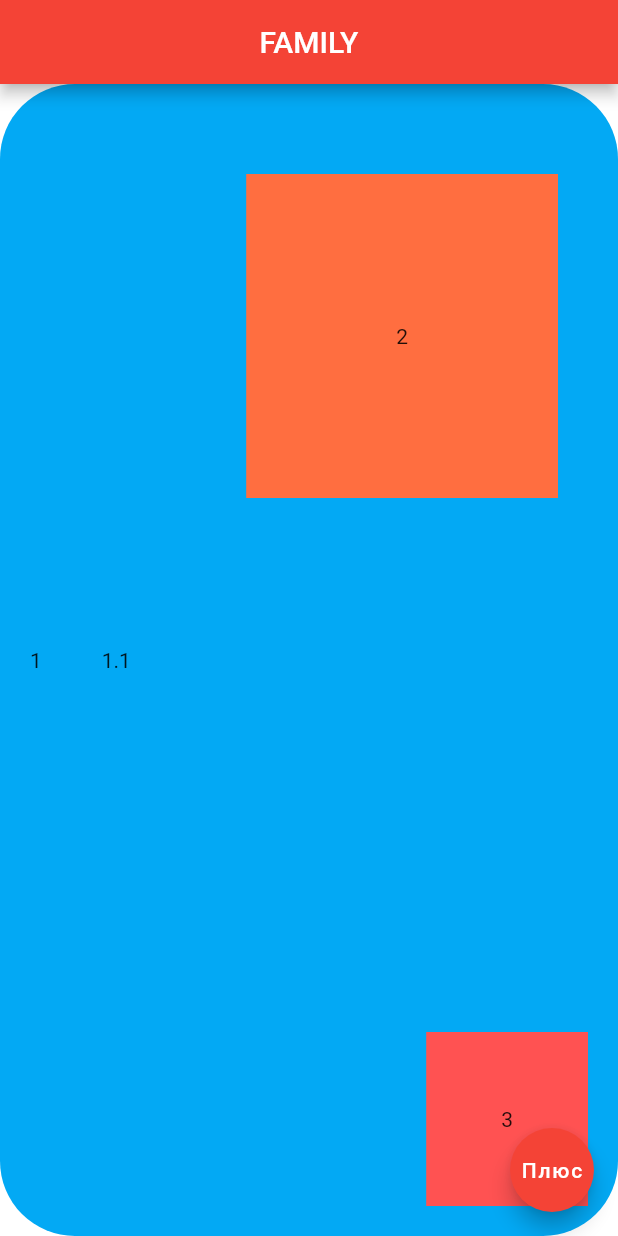
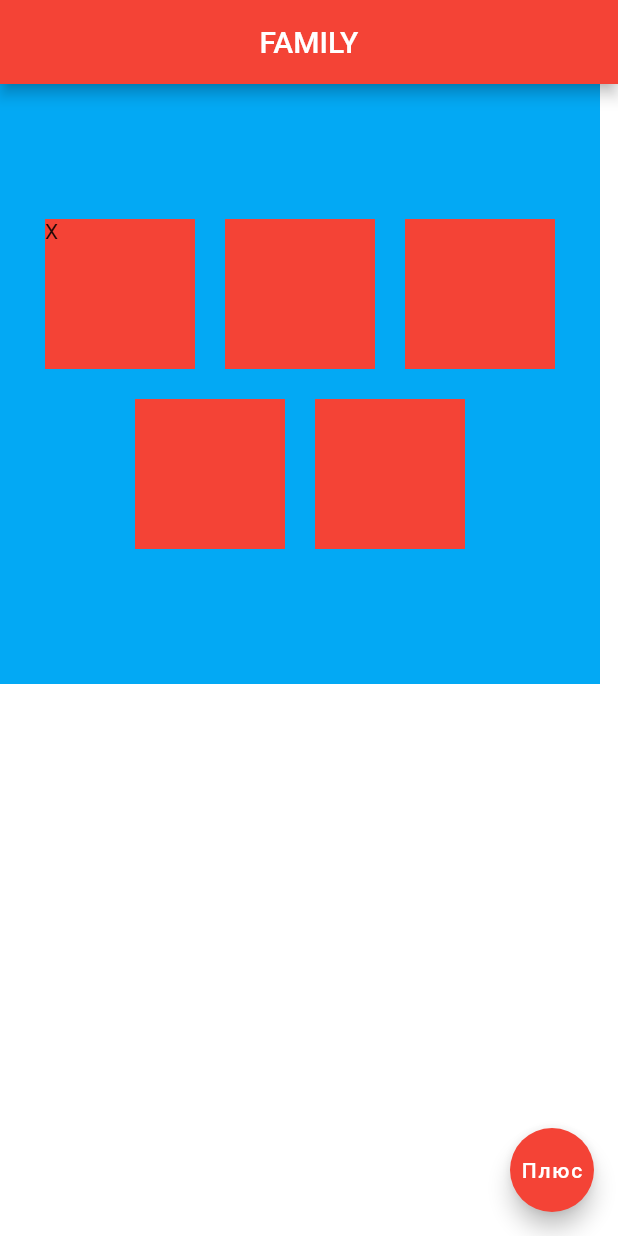
Before and after one commit to devrimma/Widgets, a Flutter app: the screen it shows after launch, on a phone screen of 412 x 824 dp. Run offline on Flutter 3.47's test engine with Material 2 defaults, Android fonts, the phone set to English and light mode, and no system bars.

Commit message:
widget Wrap

```diff
--- a/lib/main.dart
+++ b/lib/main.dart
@@ -18,39 +18,46 @@ class MyFirstWidgets extends StatelessWidget {
             backgroundColor: Colors.red,
           ),
           body: Container(
-            padding: EdgeInsets.all(20),
-            decoration: BoxDecoration(
+            child: Container(
+              width: 400,
+              height: 400,
               color: Colors.lightBlue,
-              borderRadius: BorderRadius.circular(50),
-            ),
-            child: Stack(
-              alignment: Alignment.bottomRight,
-              children: [
-                Row(
-                  children: [
-                    Container(),
-                    Text("1"),
-                    SizedBox(
-                      width: 40,
-                    ),
-                    Text("1.1"),
-                  ],
-                ),
-                Positioned(
-                  top: 40,
-                  right: 20,
-                  child: Container(
-                    child: Text("2"),
-                    color: Colors.deepOrangeAccent,
-                    padding: EdgeInsets.all(100),
+              child: Wrap(
+                spacing: 20,
+                runSpacing: 20,
+                alignment: WrapAlignment.center,
+                runAlignment: WrapAlignment.center,
+                verticalDirection: VerticalDirection.down,
+                textDirection: TextDirection.rtl,
+                children: [
+                  Container(
+                    width: 100,
+                    height: 100,
+                    color: Colors.red,
                   ),
-                ),
-                Container(
-                  child: Text("3"),
-                  color: Colors.redAccent,
-                  padding: EdgeInsets.all(50),
-                )
-              ],
+                  Container(
+                    width: 100,
+                    height: 100,
+                    color: Colors.red,
+                  ),
+                  Container(
+                    width: 100,
+                    height: 100,
+                    color: Colors.red,
+                    child: Text("X"),
+                  ),
+                  Container(
+                    width: 100,
+                    height: 100,
+                    color: Colors.red,
+                  ),
+                  Container(
+                    width: 100,
+                    height: 100,
+                    color: Colors.red,
+                  ),
+                ],
+              ),
             ),
           ),
           floatingActionButton: FloatingActionButton(
```
